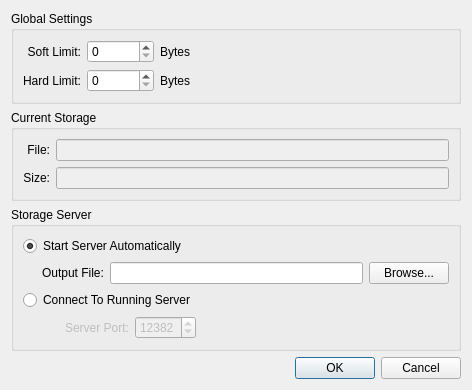
This is gui/storageview.ui in froglogic/tracetool as Qt 5 draws it before an edit. The edited form follows.
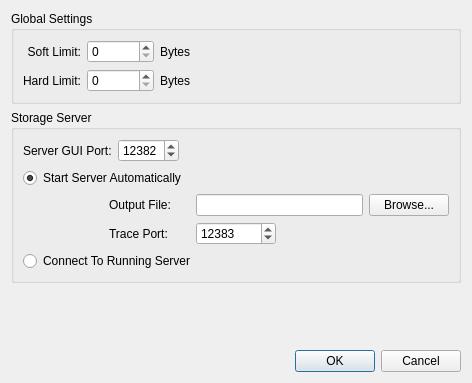
This is the edited form.

Commit message:
Let the GUI connect to running traced processes
RESOLVE:APP-74

The edit to the form file:
```diff
--- a/gui/storageview.ui
+++ b/gui/storageview.ui
@@ -13,7 +13,7 @@
   <property name="windowTitle">
    <string>Storage Settings</string>
   </property>
-  <layout class="QGridLayout" name="gridLayout_5">
+  <layout class="QGridLayout" name="gridLayout_4">
    <item row="0" column="0">
     <widget class="QGroupBox" name="settingsGroup">
      <property name="title">
@@ -98,56 +98,52 @@
     </widget>
    </item>
    <item row="1" column="0">
-    <widget class="QGroupBox" name="currentGroup">
-     <property name="title">
-      <string>Current Storage</string>
-     </property>
-     <layout class="QGridLayout" name="gridLayout_2">
-      <item row="0" column="0">
-       <widget class="QLabel" name="currentFileLabel">
-        <property name="text">
-         <string>File:</string>
-        </property>
-        <property name="alignment">
-         <set>Qt::AlignRight|Qt::AlignTrailing|Qt::AlignVCenter</set>
-        </property>
-       </widget>
-      </item>
-      <item row="0" column="1">
-       <widget class="QLineEdit" name="currentFile">
-        <property name="enabled">
-         <bool>false</bool>
-        </property>
-       </widget>
-      </item>
-      <item row="1" column="0">
-       <widget class="QLabel" name="currentSizeLabel">
-        <property name="text">
-         <string>Size:</string>
-        </property>
-        <property name="alignment">
-         <set>Qt::AlignRight|Qt::AlignTrailing|Qt::AlignVCenter</set>
-        </property>
-       </widget>
-      </item>
-      <item row="1" column="1">
-       <widget class="QLineEdit" name="currentSize">
-        <property name="enabled">
-         <bool>false</bool>
-        </property>
-       </widget>
-      </item>
-     </layout>
-    </widget>
-   </item>
-   <item row="2" column="0">
     <widget class="QGroupBox" name="serverGroup">
      <property name="title">
       <string>Storage Server</string>
      </property>
-     <layout class="QVBoxLayout" name="verticalLayout">
-      <item>
-       <layout class="QGridLayout" name="gridLayout_3">
+     <layout class="QGridLayout" name="gridLayout_3">
+      <item row="0" column="0">
+       <widget class="QLabel" name="label_2">
+        <property name="enabled">
+         <bool>true</bool>
+        </property>
+        <property name="text">
+         <string>Server GUI Port:</string>
+        </property>
+       </widget>
+      </item>
+      <item row="0" column="1">
+       <widget class="QSpinBox" name="serverPort">
+        <property name="enabled">
+         <bool>true</bool>
+        </property>
+        <property name="minimum">
+         <number>1024</number>
+        </property>
+        <property name="maximum">
+         <number>65536</number>
+        </property>
+        <property name="value">
+         <number>12382</number>
+        </property>
+       </widget>
+      </item>
+      <item row="0" column="2">
+       <spacer name="horizontalSpacer_4">
+        <property name="orientation">
+         <enum>Qt::Horizontal</enum>
+        </property>
+        <property name="sizeHint" stdset="0">
+         <size>
+          <width>309</width>
+          <height>20</height>
+         </size>
+        </property>
+       </spacer>
+      </item>
+      <item row="1" column="0" colspan="3">
+       <layout class="QGridLayout" name="gridLayout_2">
         <item row="0" column="0" colspan="3">
          <widget class="QRadioButton" name="startServerAutomaticallyButton">
           <property name="text">
@@ -181,57 +177,27 @@
           </property>
          </widget>
         </item>
-        <item row="1" column="2">
+        <item row="1" column="2" colspan="2">
          <widget class="QLineEdit" name="traceFileEdit"/>
         </item>
-        <item row="1" column="3">
+        <item row="1" column="4">
          <widget class="QPushButton" name="traceFileBrowseButton">
           <property name="text">
            <string>Browse...</string>
           </property>
          </widget>
         </item>
-       </layout>
-      </item>
-      <item>
-       <layout class="QGridLayout" name="gridLayout_4">
-        <item row="0" column="0" colspan="3">
-         <widget class="QRadioButton" name="connectToServerButton">
+        <item row="2" column="1">
+         <widget class="QLabel" name="label_3">
           <property name="text">
-           <string>Connect To Running Server</string>
+           <string>Trace Port:</string>
           </property>
          </widget>
         </item>
-        <item row="1" column="0">
-         <spacer name="horizontalSpacer_4">
-          <property name="orientation">
-           <enum>Qt::Horizontal</enum>
-          </property>
-          <property name="sizeType">
-           <enum>QSizePolicy::Fixed</enum>
-          </property>
-          <property name="sizeHint" stdset="0">
-           <size>
-            <width>13</width>
-            <height>20</height>
-           </size>
-          </property>
-         </spacer>
-        </item>
-        <item row="1" column="1">
-         <widget class="QLabel" name="label_2">
+        <item row="2" column="2">
+         <widget class="QSpinBox" name="serverTracePort">
           <property name="enabled">
-           <bool>false</bool>
-          </property>
-          <property name="text">
-           <string>Server Port:</string>
-          </property>
-         </widget>
-        </item>
-        <item row="1" column="2">
-         <widget class="QSpinBox" name="serverPort">
-          <property name="enabled">
-           <bool>false</bool>
+           <bool>true</bool>
           </property>
           <property name="minimum">
            <number>1024</number>
@@ -240,18 +206,18 @@
            <number>65536</number>
           </property>
           <property name="value">
-           <number>12382</number>
+           <number>12383</number>
           </property>
          </widget>
         </item>
-        <item row="1" column="3">
+        <item row="2" column="3" colspan="2">
          <spacer name="horizontalSpacer_5">
           <property name="orientation">
            <enum>Qt::Horizontal</enum>
           </property>
           <property name="sizeHint" stdset="0">
            <size>
-            <width>40</width>
+            <width>138</width>
             <height>20</height>
            </size>
           </property>
@@ -259,9 +225,29 @@
         </item>
        </layout>
       </item>
+      <item row="2" column="0" colspan="3">
+       <widget class="QRadioButton" name="connectToServerButton">
+        <property name="text">
+         <string>Connect To Running Server</string>
+        </property>
+       </widget>
+      </item>
      </layout>
     </widget>
    </item>
+   <item row="2" column="0">
+    <spacer name="verticalSpacer">
+     <property name="orientation">
+      <enum>Qt::Vertical</enum>
+     </property>
+     <property name="sizeHint" stdset="0">
+      <size>
+       <width>20</width>
+       <height>110</height>
+      </size>
+     </property>
+    </spacer>
+   </item>
    <item row="3" column="0">
     <widget class="QDialogButtonBox" name="buttonBox">
      <property name="orientation">
```
Left out of the diff: 96 changed lines with no effect on the pictures. The commit also changes 8 other files.
